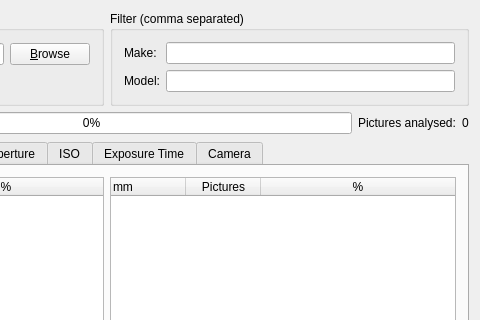
Old version of the form ui/mainwindow.ui in the repository danij/ExifStats; both pictures show x 266 to 746 and y 0 to 320 of the 746 by 476 pixel window.
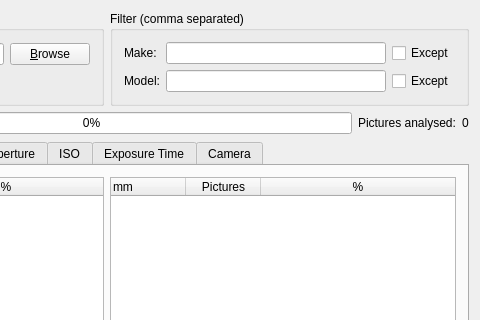
New version of the form. Icons and pictures are not drawn.

Commit message: Added: Except for filters

The edit to the form file:
```diff
--- a/ui/mainwindow.ui
+++ b/ui/mainwindow.ui
@@ -150,6 +150,20 @@
              <item row="1" column="1">
               <widget class="QLineEdit" name="txtModel"/>
              </item>
+             <item row="0" column="2">
+              <widget class="QCheckBox" name="chkExceptMake">
+               <property name="text">
+                <string>Except</string>
+               </property>
+              </widget>
+             </item>
+             <item row="1" column="2">
+              <widget class="QCheckBox" name="chkExceptModel">
+               <property name="text">
+                <string>Except</string>
+               </property>
+              </widget>
+             </item>
             </layout>
            </item>
           </layout>
```
The commit also changes 4 other files.
